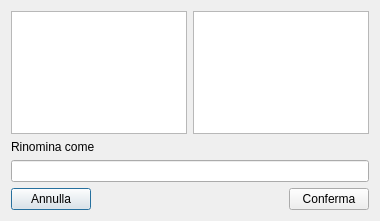
Before: the Qt Designer form KCloud/GraphicClient/RenameForm.ui in milazzo-g/KCloud, drawn with Qt 5.
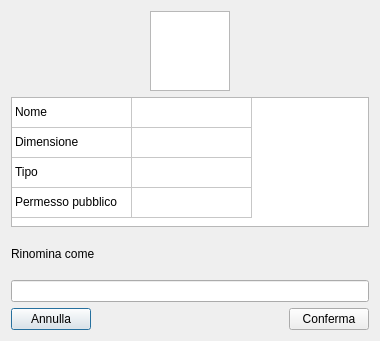
After: the same form once the commit is applied.

What changed in the file:
```diff
--- a/KCloud/GraphicClient/RenameForm.ui
+++ b/KCloud/GraphicClient/RenameForm.ui
@@ -7,7 +7,7 @@
     <x>0</x>
     <y>0</y>
     <width>380</width>
-    <height>221</height>
+    <height>341</height>
    </rect>
   </property>
   <property name="font">
@@ -22,13 +22,174 @@
    <item>
     <layout class="QHBoxLayout" name="horizontalLayout_2">
      <item>
-      <widget class="QGraphicsView" name="graphicsView"/>
+      <spacer name="horizontalSpacer_2">
+       <property name="orientation">
+        <enum>Qt::Horizontal</enum>
+       </property>
+       <property name="sizeHint" stdset="0">
+        <size>
+         <width>40</width>
+         <height>20</height>
+        </size>
+       </property>
+      </spacer>
      </item>
      <item>
-      <widget class="QTableWidget" name="tableWidget"/>
+      <widget class="QGraphicsView" name="graphicsView">
+       <property name="sizePolicy">
+        <sizepolicy hsizetype="Fixed" vsizetype="Fixed">
+         <horstretch>0</horstretch>
+         <verstretch>0</verstretch>
+        </sizepolicy>
+       </property>
+       <property name="minimumSize">
+        <size>
+         <width>80</width>
+         <height>80</height>
+        </size>
+       </property>
+       <property name="maximumSize">
+        <size>
+         <width>80</width>
+         <height>80</height>
+        </size>
+       </property>
+      </widget>
+     </item>
+     <item>
+      <spacer name="horizontalSpacer_3">
+       <property name="orientation">
+        <enum>Qt::Horizontal</enum>
+       </property>
+       <property name="sizeHint" stdset="0">
+        <size>
+         <width>40</width>
+         <height>20</height>
+        </size>
+       </property>
+      </spacer>
      </item>
     </layout>
    </item>
+   <item>
+    <widget class="QTableWidget" name="tableWidget">
+     <property name="sizePolicy">
+      <sizepolicy hsizetype="Expanding" vsizetype="Fixed">
+       <horstretch>0</horstretch>
+       <verstretch>0</verstretch>
+      </sizepolicy>
+     </property>
+     <property name="minimumSize">
+      <size>
+       <width>0</width>
+       <height>130</height>
+      </size>
+     </property>
+     <property name="maximumSize">
+      <size>
+       <width>16777215</width>
+       <height>130</height>
+      </size>
+     </property>
+     <attribute name="horizontalHeaderVisible">
+      <bool>false</bool>
+     </attribute>
+     <attribute name="horizontalHeaderDefaultSectionSize">
+      <number>120</number>
+     </attribute>
+     <attribute name="horizontalHeaderHighlightSections">
+      <bool>false</bool>
+     </attribute>
+     <attribute name="verticalHeaderVisible">
+      <bool>false</bool>
+     </attribute>
+     <attribute name="verticalHeaderHighlightSections">
+      <bool>false</bool>
+     </attribute>
+     <row>
+      <property name="text">
+       <string>nome</string>
+      </property>
+     </row>
+     <row>
+      <property name="text">
+       <string>dimensione</string>
+      </property>
+     </row>
+     <row>
+      <property name="text">
+       <string>tipo</string>
+      </property>
+     </row>
+     <row>
+      <property name="text">
+       <string>permessoPubblico</string>
+      </property>
+     </row>
+     <column>
+      <property name="text">
+       <string>New Column</string>
+      </property>
+     </column>
+     <column>
+      <property name="text">
+       <string>New Column</string>
+      </property>
+     </column>
+     <item row="0" column="0">
+      <property name="text">
+       <string>Nome</string>
+      </property>
+      <property name="flags">
+       <set>ItemIsSelectable|ItemIsEnabled</set>
+      </property>
+     </item>
+     <item row="0" column="1">
+      <property name="flags">
+       <set>ItemIsSelectable|ItemIsEnabled</set>
+      </property>
+     </item>
+     <item row="1" column="0">
+      <property name="text">
+       <string>Dimensione</string>
+      </property>
+      <property name="flags">
+       <set>ItemIsSelectable|ItemIsEnabled</set>
+      </property>
+     </item>
+     <item row="1" column="1">
+      <property name="flags">
+       <set>ItemIsSelectable|ItemIsEnabled</set>
+      </property>
+     </item>
+     <item row="2" column="0">
+      <property name="text">
+       <string>Tipo</string>
+      </property>
+      <property name="flags">
+       <set>ItemIsSelectable|ItemIsEnabled</set>
+      </property>
+     </item>
+     <item row="2" column="1">
+      <property name="flags">
+       <set>ItemIsSelectable|ItemIsEnabled</set>
+      </property>
+     </item>
+     <item row="3" column="0">
+      <property name="text">
+       <string>Permesso pubblico</string>
+      </property>
+      <property name="flags">
+       <set>ItemIsSelectable|ItemIsEnabled</set>
+      </property>
+     </item>
+     <item row="3" column="1">
+      <property name="flags">
+       <set>ItemIsSelectable|ItemIsEnabled</set>
+      </property>
+     </item>
+    </widget>
+   </item>
    <item>
     <widget class="QLabel" name="renameLabel">
      <property name="text">
```
